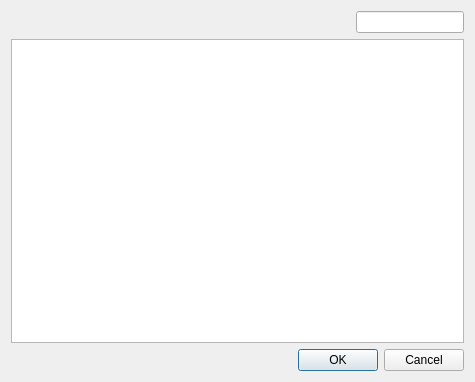
Qt form GEMEditor/ui/src/SelectionDialog.ui (JuBra/GEMEditor) before a commit.
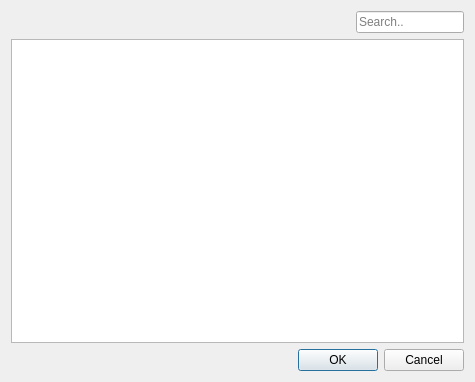
The same form after that commit. Icons and pictures are not drawn. Custom widgets are drawn as their Qt base class.

Patch:
```diff
--- a/GEMEditor/ui/src/SelectionDialog.ui
+++ b/GEMEditor/ui/src/SelectionDialog.ui
@@ -55,13 +55,19 @@
       </widget>
      </item>
      <item>
-      <widget class="ButtonLineEdit" name="searchInput">
+      <widget class="QLineEdit" name="searchInput">
        <property name="sizePolicy">
         <sizepolicy hsizetype="Minimum" vsizetype="Fixed">
          <horstretch>0</horstretch>
          <verstretch>0</verstretch>
         </sizepolicy>
        </property>
+       <property name="placeholderText">
+        <string>Search..</string>
+       </property>
+       <property name="clearButtonEnabled">
+        <bool>true</bool>
+       </property>
       </widget>
      </item>
     </layout>
@@ -101,11 +107,6 @@
   </layout>
  </widget>
  <customwidgets>
-  <customwidget>
-   <class>ButtonLineEdit</class>
-   <extends>QLineEdit</extends>
-   <header>GEMEditor.widgets.gui</header>
-  </customwidget>
   <customwidget>
    <class>ProxyElementTableView</class>
    <extends>QTableView</extends>
```
